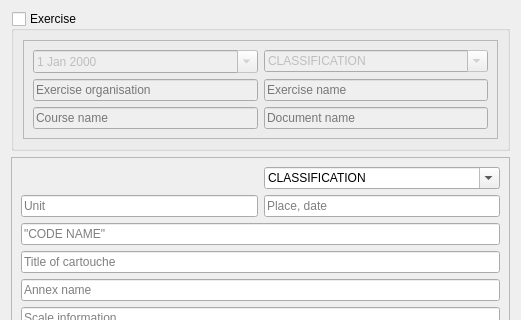
This is vbsprint/ui/cartouchedialog.ui in kadas-albireo/kadas-print-plugin as Qt 5 draws it before an edit; both pictures show x 0 to 521 and y 0 to 320 of the 521 by 566 pixel window. The edited form follows.
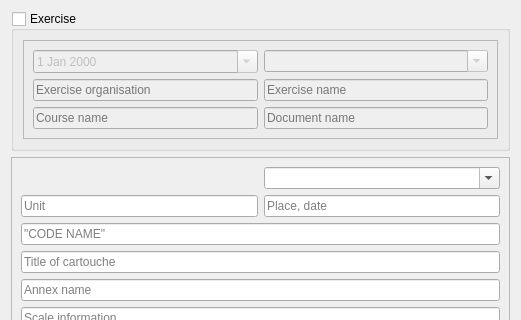
This is the edited form.

Commit message: Make CLASSIFICATION a placeholder text

Patch:
```diff
--- a/vbsprint/ui/cartouchedialog.ui
+++ b/vbsprint/ui/cartouchedialog.ui
@@ -84,11 +84,9 @@
            <property name="editable">
             <bool>true</bool>
            </property>
-           <item>
-            <property name="text">
-             <string>CLASSIFICATION</string>
-            </property>
-           </item>
+           <property name="currentIndex">
+            <number>-1</number>
+           </property>
            <item>
             <property name="text">
              <string>RESTRICTED</string>
@@ -157,11 +155,9 @@
         <property name="editable">
          <bool>true</bool>
         </property>
-        <item>
-         <property name="text">
-          <string>CLASSIFICATION</string>
-         </property>
-        </item>
+        <property name="currentIndex">
+         <number>-1</number>
+        </property>
         <item>
          <property name="text">
           <string>RESTRICTED</string>
```
Left out of the diff: 4 changed lines with no effect on the pictures. The commit also changes 2 other files.
